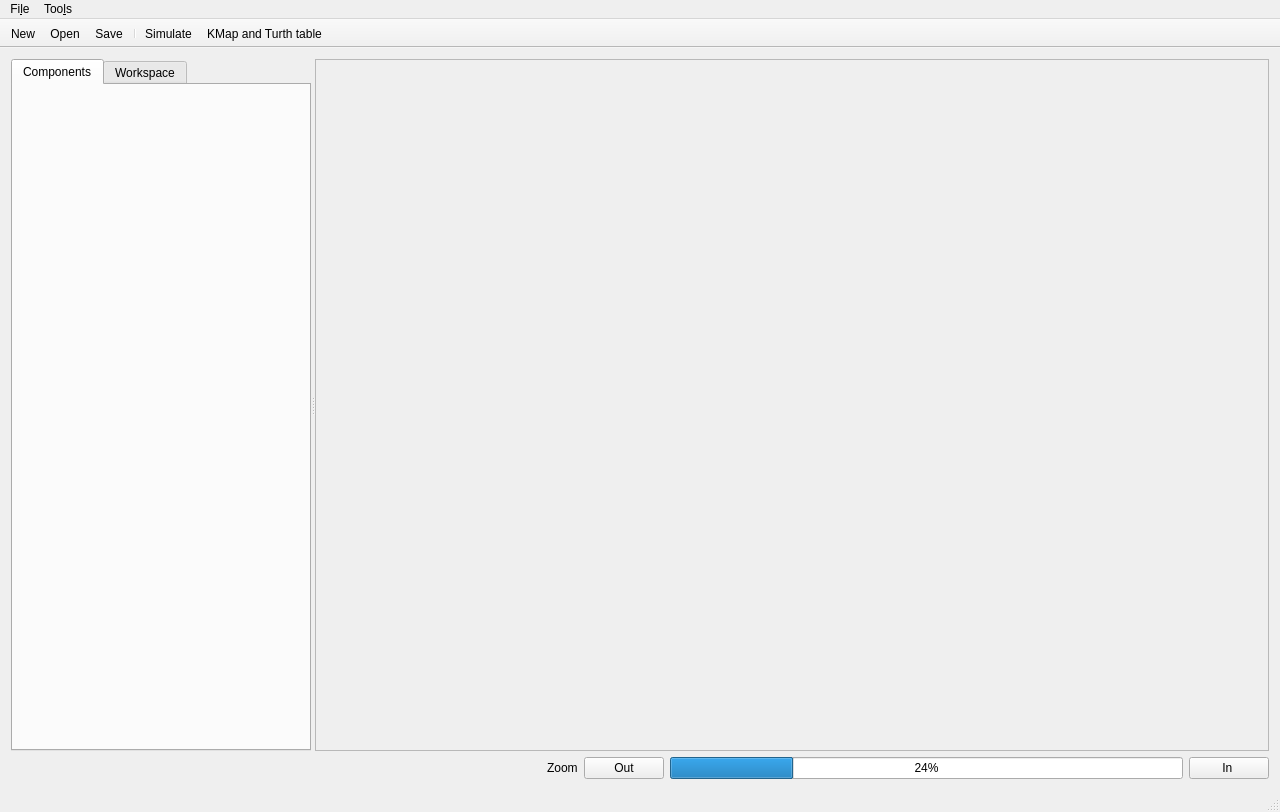
Above: src/mainwindow.ui from Sefrwahed/LogicSim before the change. Below: the same form after it.
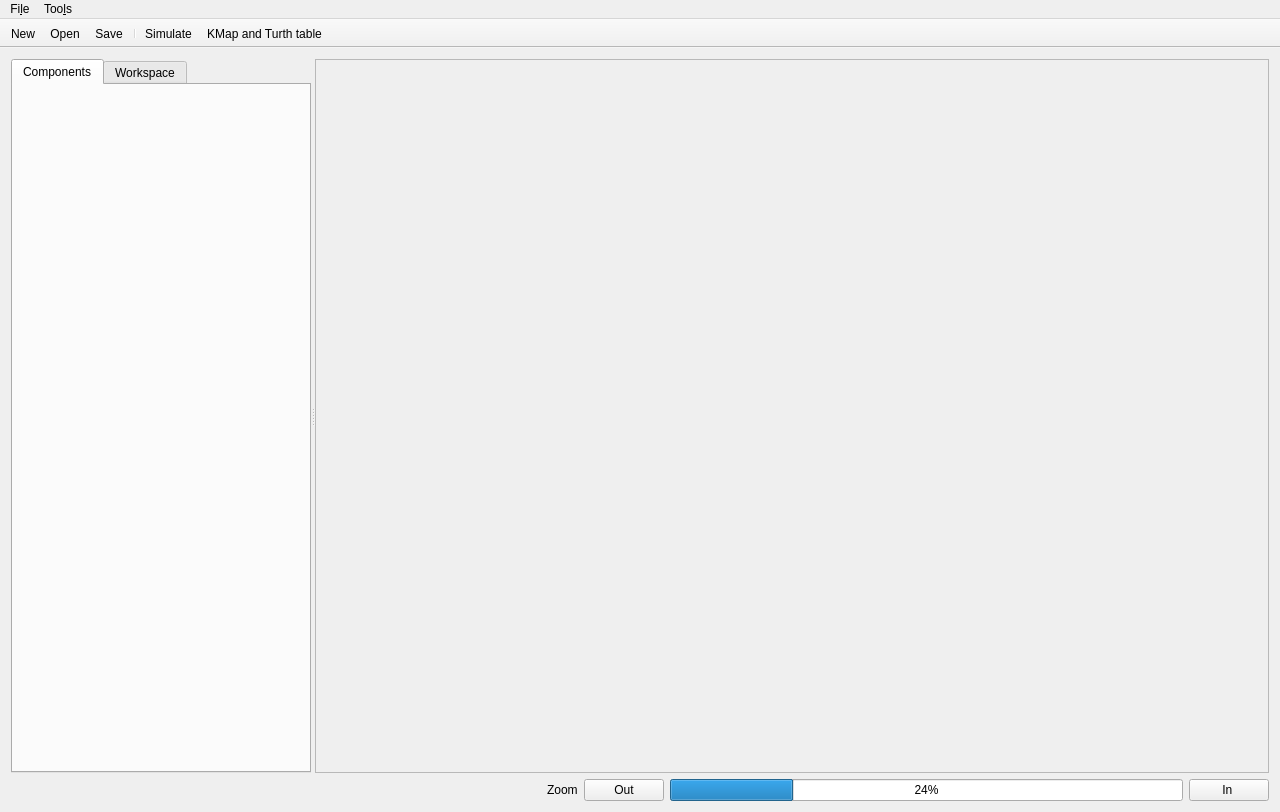
That is the form after the change. Icons and pictures are not drawn.

What changed in the file:
```diff
--- a/src/mainwindow.ui
+++ b/src/mainwindow.ui
@@ -175,7 +175,6 @@
    <addaction name="actionSimulate"/>
    <addaction name="actionKMap_Turth_table"/>
   </widget>
-  <widget class="QStatusBar" name="statusBar"/>
   <action name="actionNew">
    <property name="icon">
     <iconset resource="../logicsim.qrc">
```
